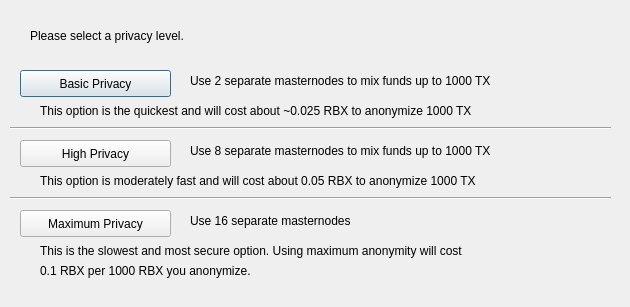
The window that src/qt/forms/darksendconfig.ui (ajeef/Rubix) describes before a commit, drawn with Qt 5.
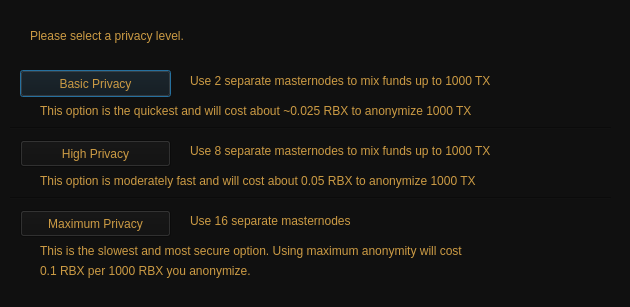
The same window after the commit.

```diff
--- a/src/qt/forms/darksendconfig.ui
+++ b/src/qt/forms/darksendconfig.ui
@@ -13,6 +13,10 @@
   <property name="windowTitle">
    <string>Configure Darksend</string>
   </property>
+  <property name="styleSheet">
+   <string notr="true">color: rgb(204, 155, 68);
+background-color: rgb(16, 16, 16);</string>
+  </property>
   <widget class="QPushButton" name="buttonBasic">
    <property name="geometry">
     <rect>
```
